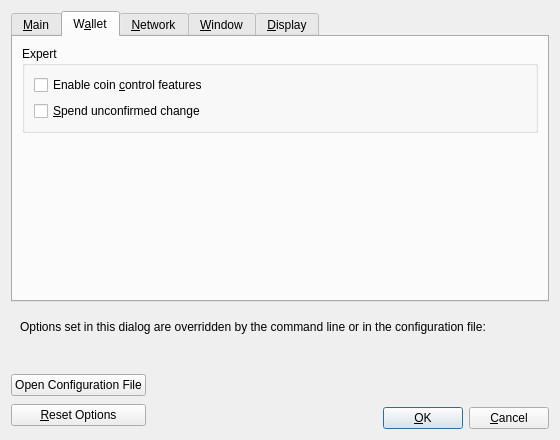
Qt form src/qt/forms/optionsdialog.ui (syscoin/syscoin) before a commit.
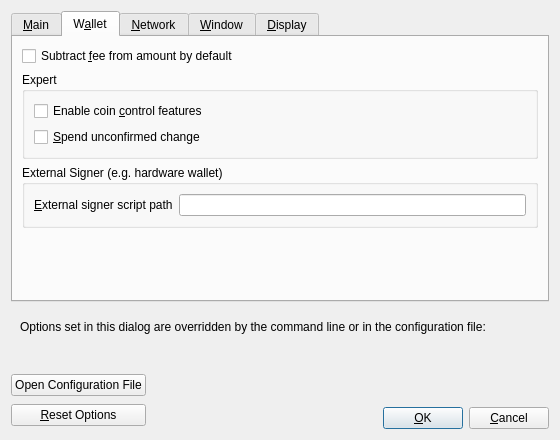
The same form after that commit. The open tabs and pages were chosen to show the change. Custom widgets are drawn as their Qt base class.

Patch:
```diff
--- a/src/qt/forms/optionsdialog.ui
+++ b/src/qt/forms/optionsdialog.ui
@@ -210,6 +210,16 @@
        <string>W&amp;allet</string>
       </attribute>
       <layout class="QVBoxLayout" name="verticalLayout_Wallet">
+       <item>
+        <widget class="QCheckBox" name="subFeeFromAmount">
+         <property name="toolTip">
+          <string extracomment="Tooltip text for Options window setting that sets subtracting the fee from a sending amount as default.">Whether to set subtract fee from amount as default or not.</string>
+         </property>
+         <property name="text">
+          <string extracomment="An Options window setting to set subtracting the fee from a sending amount as default.">Subtract &amp;fee from amount by default</string>
+         </property>
+        </widget>
+       </item>
        <item>
         <widget class="QGroupBox" name="groupBox">
          <property name="title">
@@ -239,6 +249,36 @@
          </layout>
         </widget>
        </item>
+       <item>
+        <widget class="QGroupBox" name="groupBoxHww">
+         <property name="title">
+          <string>External Signer (e.g. hardware wallet)</string>
+         </property>
+         <layout class="QVBoxLayout" name="verticalLayoutHww">
+          <item>
+           <layout class="QHBoxLayout" name="horizontalLayoutHww">
+            <item>
+             <widget class="QLabel" name="externalSignerPathLabel">
+              <property name="text">
+               <string>&amp;External signer script path</string>
+              </property>
+              <property name="buddy">
+               <cstring>externalSignerPath</cstring>
+              </property>
+             </widget>
+            </item>
+            <item>
+             <widget class="QLineEdit" name="externalSignerPath">
+              <property name="toolTip">
+               <string>Full path to a Syscoin Core compatible script (e.g. C:\Downloads\hwi.exe or /Users/you/Downloads/hwi.py). Beware: malware can steal your coins!</string>
+              </property>
+             </widget>
+            </item>
+           </layout>
+          </item>
+         </layout>
+        </widget>
+       </item>
        <item>
         <spacer name="verticalSpacer_Wallet">
          <property name="orientation">
```
Left out of the diff: 34 changed lines with no effect on the pictures. Lines whose indentation alone changed are shown as unchanged.
